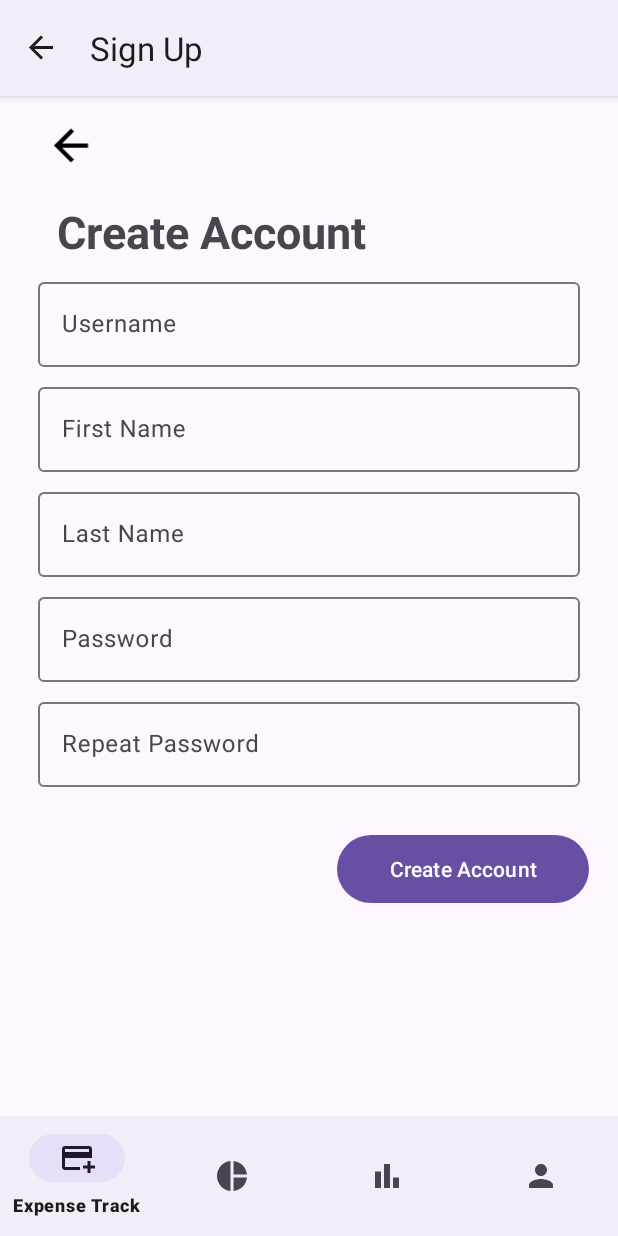
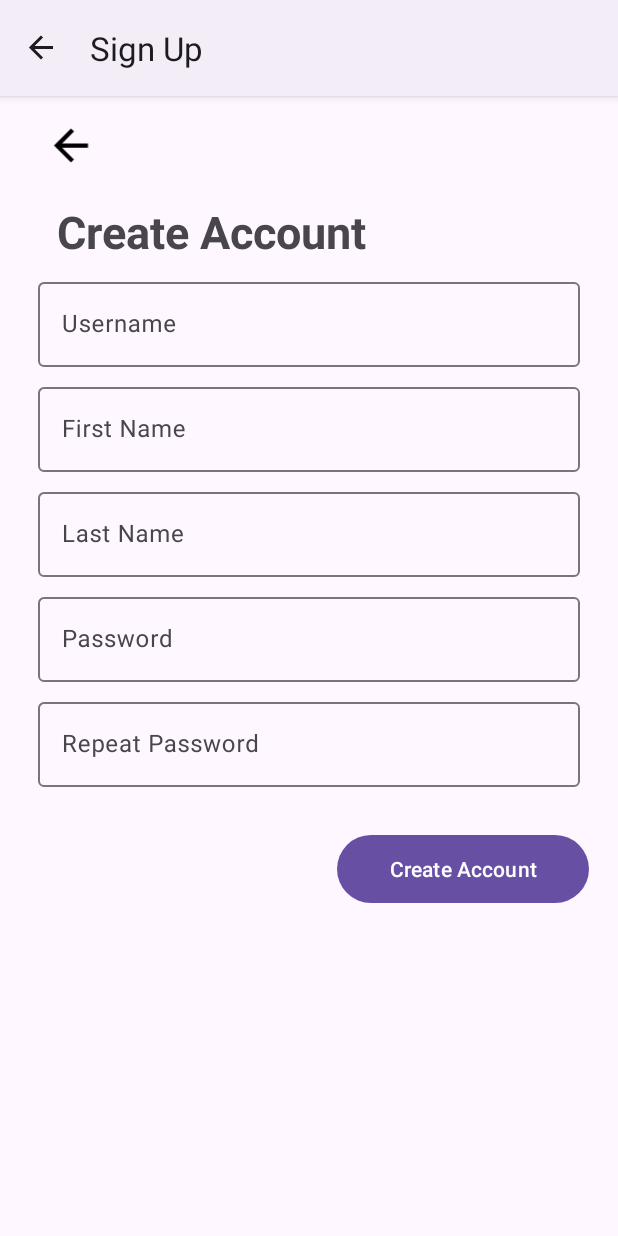
Before and after one commit to MarshandaP/ExpenseTrackerHelios, an Android app: the SignUpFragment screen opened through its navigation route, on a phone screen of 412 x 824 dp. Run offline under Robolectric (Android 15) with nearby library versions, the phone set to English and light mode, and no system bars; our stand-ins replace navigation-ui.

Commit message:
Benerin bug
SIgn Up langsung ke Sign In
Password sudah bintang2
Bottom NavBar tidak muncul ketika sigin sign up

```diff
--- a/app/src/main/java/com/mardev/expensetrackerhelios/view/MainActivity.kt
+++ b/app/src/main/java/com/mardev/expensetrackerhelios/view/MainActivity.kt
@@ -1,6 +1,7 @@
 package com.mardev.expensetrackerhelios.view
 
 import android.os.Bundle
+import android.view.View
 import androidx.activity.enableEdgeToEdge
 import androidx.appcompat.app.AppCompatActivity
 import androidx.core.view.ViewCompat
@@ -30,6 +31,17 @@ class MainActivity : AppCompatActivity() {
                     as NavHostFragment).navController
         NavigationUI.setupActionBarWithNavController(this, navController)
         binding.bottomNav.setupWithNavController(navController)
+
+        navController.addOnDestinationChangedListener { _, destination, _ ->
+            when (destination.id) {
+                R.id.SignInFragment, R.id.SignUpFragment -> {
+                    binding.bottomNav.visibility = View.GONE
+                }
+                else -> {
+                    binding.bottomNav.visibility = View.VISIBLE
+                }
+            }
+        }
 
 
 //        val fragments:ArrayList<Fragment> = ArrayList()
--- a/app/src/main/res/layout/fragment_sign_in.xml
+++ b/app/src/main/res/layout/fragment_sign_in.xml
@@ -54,7 +54,8 @@
                 android:id="@+id/txtPassword"
                 android:layout_width="match_parent"
                 android:layout_height="wrap_content"
-                android:hint="Password" />
+                android:hint="Password"
+                android:inputType="textPassword"/>
         </com.google.android.material.textfield.TextInputLayout>
 
         <Button
--- a/app/src/main/res/layout/fragment_sign_up.xml
+++ b/app/src/main/res/layout/fragment_sign_up.xml
@@ -92,7 +92,8 @@
                 android:id="@+id/txtPassword"
                 android:layout_width="match_parent"
                 android:layout_height="wrap_content"
-                android:hint="Password" />
+                android:hint="Password"
+                android:inputType="textPassword"/>
         </com.google.android.material.textfield.TextInputLayout>
 
         <com.google.android.material.textfield.TextInputLayout
@@ -110,7 +111,8 @@
                 android:id="@+id/txtRptPass"
                 android:layout_width="match_parent"
                 android:layout_height="wrap_content"
-                android:hint="Repeat Password" />
+                android:hint="Repeat Password"
+                android:inputType="textPassword"/>
         </com.google.android.material.textfield.TextInputLayout>
 
         <Button
--- a/app/src/main/res/navigation/main_navigation.xml
+++ b/app/src/main/res/navigation/main_navigation.xml
@@ -20,7 +20,9 @@
         <!-- Tambahkan action ke ItemExpenseTrack (menu utama setelah login) -->
         <action
             android:id="@+id/actionSignIntoItemExpense"
-            app:destination="@id/ItemExpenseTrack" />
+            app:destination="@id/ItemExpenseTrack"
+            app:popUpTo="@id/SignInFragment"
+            app:popUpToInclusive="true" />
     </fragment>
 
     <!-- SIGN UP -->
@@ -28,7 +30,11 @@
         android:id="@+id/SignUpFragment"
         android:name="com.mardev.expensetrackerhelios.view.SignUpFragment"
         android:label="Sign Up"
-        tools:layout="@layout/fragment_sign_up" />
+        tools:layout="@layout/fragment_sign_up" >
+        <action
+            android:id="@+id/actionSignUptoSignIn"
+            app:destination="@id/SignInFragment" />
+    </fragment>
 
     <!-- EXPENSE TRACKER (MENU UTAMA) -->
     <fragment
```
Also changed, not shown: app/src/main/java/com/mardev/expensetrackerhelios/view/SignInFragment.kt (+7 -1 lines), app/src/main/java/com/mardev/expensetrackerhelios/view/SignUpFragment.kt (+11 -4 lines).
